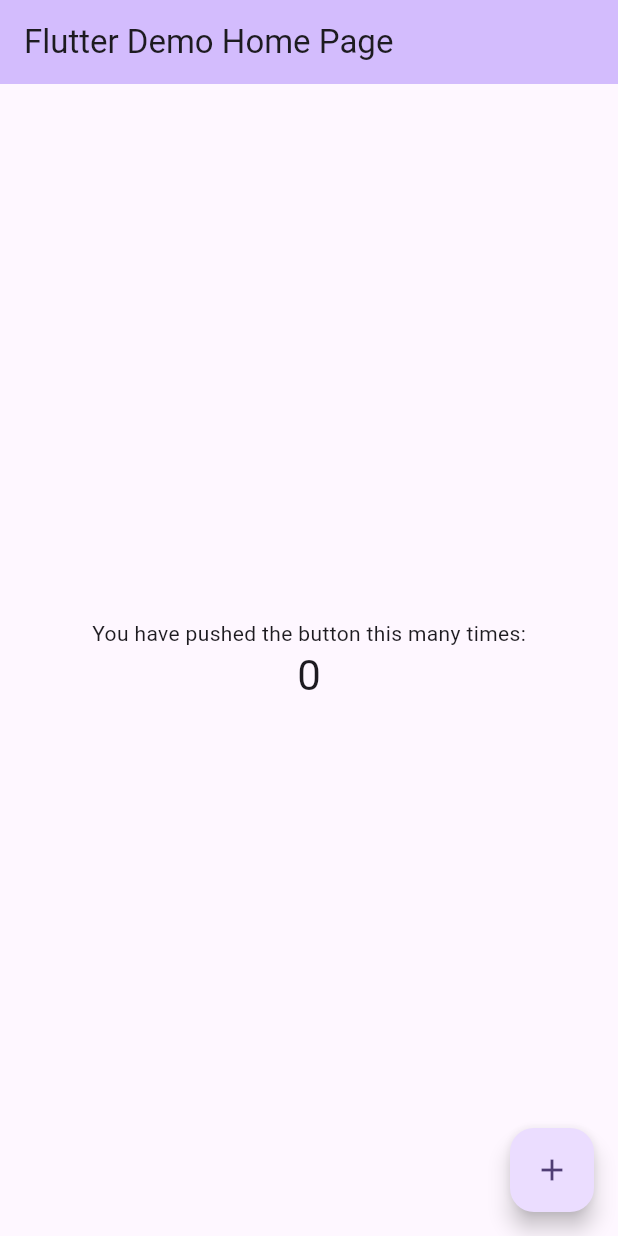
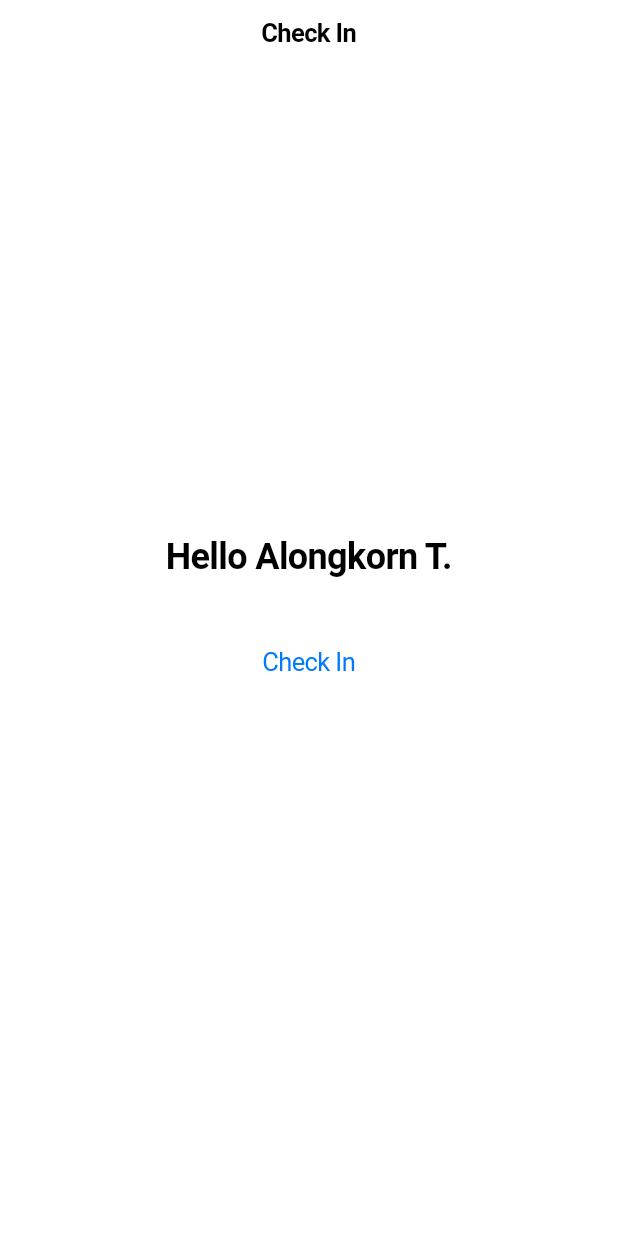
Before and after one commit to Chitha19/Workentry-Verification-Platform, a Flutter app: the screen it shows after launch, on a phone screen of 412 x 824 dp. Run offline on Flutter 3.47's test engine with Material 3 defaults, Android fonts, the phone set to English and light mode, and no system bars; our stand-ins replace camera.

Commit message:
feat (✨): take photo

```diff
--- /dev/null
+++ b/app/lib/Screens/check_in.dart
@@ -0,0 +1,54 @@
+import 'package:app/Screens/face_scan.dart';
+import 'package:app/Screens/no_camera_available.dart';
+import 'package:camera/camera.dart';
+import 'package:app/States/profile.dart';
+import 'package:flutter/cupertino.dart';
+import 'package:provider/provider.dart';
+
+class Checkin extends StatelessWidget {
+  const Checkin({super.key});
+
+  @override
+  Widget build(BuildContext context) {
+    final profile = Provider.of<Profile>(context, listen: false);
+
+    return CupertinoPageScaffold(
+      navigationBar: const CupertinoNavigationBar(
+        middle: Text('Check In'),
+      ),
+      child: Center(
+        child: Column(
+          mainAxisSize: MainAxisSize.min,
+          children: <Widget>[
+            Consumer<Profile>(
+                builder: (_, value, __) => Text(
+                      "Hello ${profile.name}",
+                      style: const TextStyle(
+                          fontSize: 24.0, fontWeight: FontWeight.bold),
+                    )),
+            const SizedBox(height: 30),
+            CupertinoButton(
+                onPressed: () {
+                  availableCameras().then((cameras) {
+                    Navigator.push(
+                      context,
+                      CupertinoPageRoute(builder: (context) {
+                        if (cameras.isEmpty) {
+                          return const NoCameraAvailable();
+                        }
+                        final camera = cameras.firstWhere(
+                          (element) => element.lensDirection == CameraLensDirection.front,
+                          orElse: () => cameras.first
+                        );
+                        return FaceScan(camera: camera);
+                      }),
+                    );
+                  });
+                },
+                child: const Text('Check In')),
+          ],
+        ),
+      ),
+    );
+  }
+}
--- /dev/null
+++ b/app/lib/States/profile.dart
@@ -0,0 +1,19 @@
+import 'package:flutter/foundation.dart';
+
+class Profile extends ChangeNotifier {
+  String _id = "";
+  String _name = "";
+
+  Profile() {
+    initProfile("this is token from sharePreference");
+  }
+
+  String get id => _id;
+  String get name => _name;
+
+  Future<void> initProfile(String token) async {
+    _id = "12345";
+    _name = "Alongkorn T.";
+    notifyListeners();
+  }
+}
--- a/app/lib/main.dart
+++ b/app/lib/main.dart
@@ -1,125 +1,29 @@
-import 'package:flutter/material.dart';
+import 'package:app/States/profile.dart';
+import 'package:flutter/cupertino.dart';
+import 'package:app/Screens/check_in.dart';
+import 'package:provider/provider.dart';
 
-void main() {
-  runApp(const MyApp());
+Future<void> main() async {
+  WidgetsFlutterBinding.ensureInitialized();
+
+  runApp(
+    MultiProvider(
+      providers: [
+        ChangeNotifierProvider(create: (context) => Profile()),
+      ],
+      child: const Home(),
+    ),
+  );
 }
 
-class MyApp extends StatelessWidget {
-  const MyApp({super.key});
+class Home extends StatelessWidget {
+  const Home({super.key});
 
-  // This widget is the root of your application.
   @override
   Widget build(BuildContext context) {
-    return MaterialApp(
-      title: 'Flutter Demo',
-      theme: ThemeData(
-        // This is the theme of your application.
-        //
-        // TRY THIS: Try running your application with "flutter run". You'll see
-        // the application has a purple toolbar. Then, without quitting the app,
-        // try changing the seedColor in the colorScheme below to Colors.green
-        // and then invoke "hot reload" (save your changes or press the "hot
-        // reload" button in a Flutter-supported IDE, or press "r" if you used
-        // the command line to start the app).
-        //
-        // Notice that the counter didn't reset back to zero; the application
-        // state is not lost during the reload. To reset the state, use hot
-        // restart instead.
-        //
-        // This works for code too, not just values: Most code changes can be
-        // tested with just a hot reload.
-        colorScheme: ColorScheme.fromSeed(seedColor: Colors.deepPurple),
-        useMaterial3: true,
-      ),
-      home: const MyHomePage(title: 'Flutter Demo Home Page'),
+    return const CupertinoApp(
+      theme: CupertinoThemeData(brightness: Brightness.light),
+      home: Checkin(),
     );
   }
 }
-
-class MyHomePage extends StatefulWidget {
-  const MyHomePage({super.key, required this.title});
-
-  // This widget is the home page of your application. It is stateful, meaning
-  // that it has a State object (defined below) that contains fields that affect
-  // how it looks.
-
-  // This class is the configuration for the state. It holds the values (in this
-  // case the title) provided by the parent (in this case the App widget) and
-  // used by the build method of the State. Fields in a Widget subclass are
-  // always marked "final".
-
-  final String title;
-
-  @override
-  State<MyHomePage> createState() => _MyHomePageState();
-}
-
-class _MyHomePageState extends State<MyHomePage> {
-  int _counter = 0;
-
-  void _incrementCounter() {
-    setState(() {
-      // This call to setState tells the Flutter framework that something has
-      // changed in this State, which causes it to rerun the build method below
-      // so that the display can reflect the updated values. If we changed
-      // _counter without calling setState(), then the build method would not be
-      // called again, and so nothing would appear to happen.
-      _counter++;
-    });
-  }
-
-  @override
-  Widget build(BuildContext context) {
-    // This method is rerun every time setState is called, for instance as done
-    // by the _incrementCounter method above.
-    //
-    // The Flutter framework has been optimized to make rerunning build methods
-    // fast, so that you can just rebuild anything that needs updating rather
-    // than having to individually change instances of widgets.
-    return Scaffold(
-      appBar: AppBar(
-        // TRY THIS: Try changing the color here to a specific color (to
-        // Colors.amber, perhaps?) and trigger a hot reload to see the AppBar
-        // change color while the other colors stay the same.
-        backgroundColor: Theme.of(context).colorScheme.inversePrimary,
-        // Here we take the value from the MyHomePage object that was created by
-        // the App.build method, and use it to set our appbar title.
-        title: Text(widget.title),
-      ),
-      body: Center(
-        // Center is a layout widget. It takes a single child and positions it
-        // in the middle of the parent.
-        child: Column(
-          // Column is also a layout widget. It takes a list of children and
-          // arranges them vertically. By default, it sizes itself to fit its
-          // children horizontally, and tries to be as tall as its parent.
-          //
-          // Column has various properties to control how it sizes itself and
-          // how it positions its children. Here we use mainAxisAlignment to
-          // center the children vertically; the main axis here is the vertical
-          // axis because Columns are vertical (the cross axis would be
-          // horizontal).
-          //
-          // TRY THIS: Invoke "debug painting" (choose the "Toggle Debug Paint"
-          // action in the IDE, or press "p" in the console), to see the
-          // wireframe for each widget.
-          mainAxisAlignment: MainAxisAlignment.center,
-          children: <Widget>[
-            const Text(
-              'You have pushed the button this many times:',
-            ),
-            Text(
-              '$_counter',
-              style: Theme.of(context).textTheme.headlineMedium,
-            ),
-          ],
-        ),
-      ),
-      floatingActionButton: FloatingActionButton(
-        onPressed: _incrementCounter,
-        tooltip: 'Increment',
-        child: const Icon(Icons.add),
-      ), // This trailing comma makes auto-formatting nicer for build methods.
-    );
-  }
-}
--- a/app/pubspec.yaml
+++ b/app/pubspec.yaml
@@ -35,6 +35,8 @@ dependencies:
   # The following adds the Cupertino Icons font to your application.
   # Use with the CupertinoIcons class for iOS style icons.
   cupertino_icons: ^1.0.6
+  camera: ^0.11.0+1
+  provider: ^6.1.2
 
 dev_dependencies:
   flutter_test:
```
Also changed, not shown: app/lib/Screens/face_scan.dart (added, +98 -0 lines), app/lib/Screens/no_camera_available.dart (added, +19 -0 lines), app/pubspec.lock, 15 other files.
